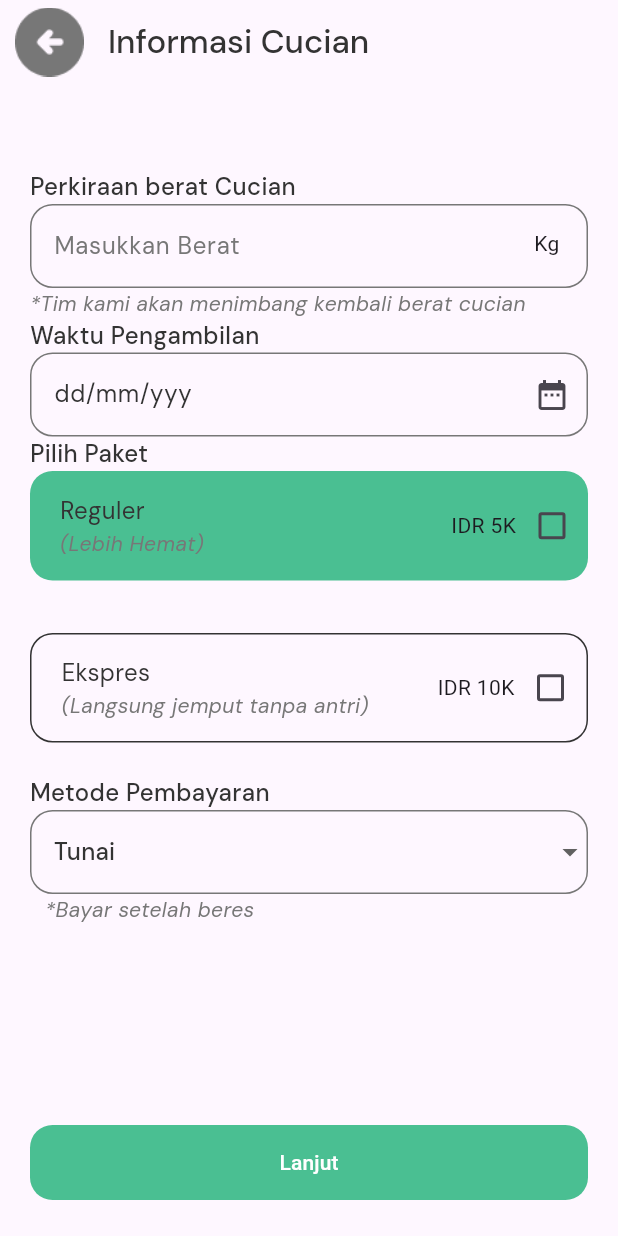
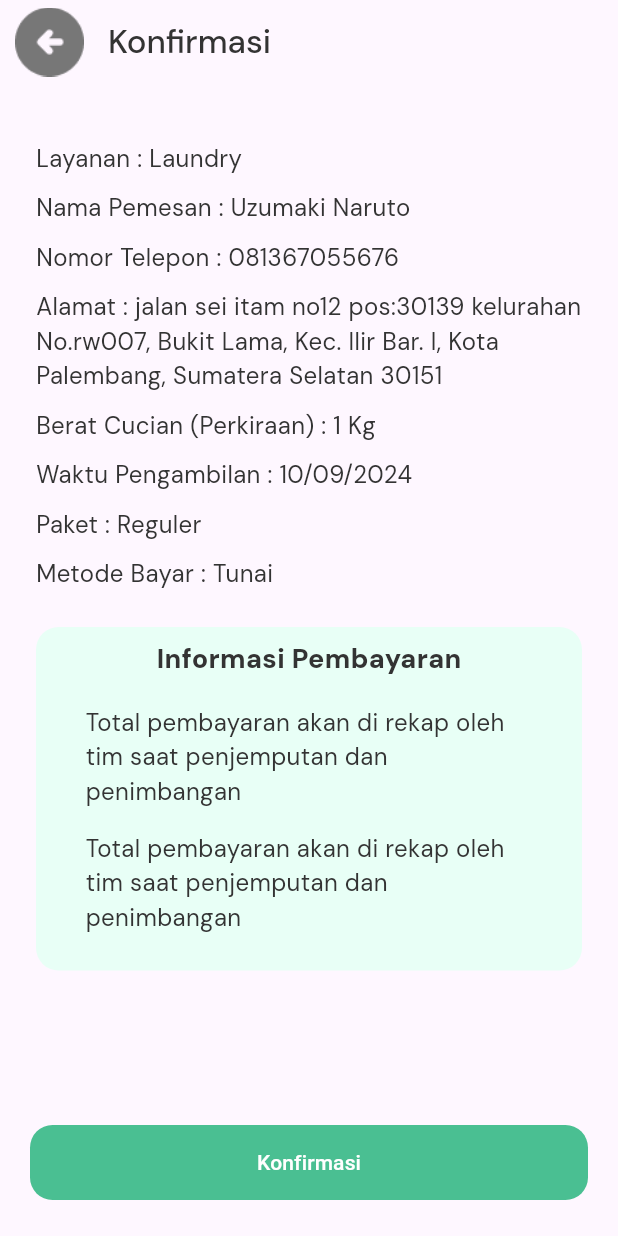
Before and after one commit to wahidalqorni/syn_laundry, a Flutter app: the screen it shows after launch, on a phone screen of 412 x 824 dp. Run offline on Flutter 3.47's test engine with Material 3 defaults, Android fonts, the phone set to English and light mode, and no system bars; our stand-ins replace google_fonts.

Commit message:
konfirmasi page

```diff
--- a/lib/main.dart
+++ b/lib/main.dart
@@ -3,6 +3,7 @@ import 'package:syn_laundry/pages/beranda_page.dart';
 import 'package:syn_laundry/pages/empty_order_page.dart';
 import 'package:syn_laundry/pages/info_cucian_page.dart';
 import 'package:syn_laundry/pages/info_pesanan_page.dart';
+import 'package:syn_laundry/pages/konfirmasi_page.dart';
 import 'package:syn_laundry/pages/landing_page.dart';
 import 'package:syn_laundry/pages/list_order_page.dart';
 import 'package:syn_laundry/pages/login_page.dart';
@@ -44,7 +45,7 @@ class MyApp extends StatelessWidget {
         colorScheme: ColorScheme.fromSeed(seedColor: Colors.deepPurple),
         useMaterial3: true,
       ),
-      home: InfoCucianPage(),
+      home: KonfirmasiPage(),
     );
   }
 }
--- a/lib/pages/info_cucian_page.dart
+++ b/lib/pages/info_cucian_page.dart
@@ -289,7 +289,7 @@ class _InfoCucianPageState extends State<InfoCucianPage> {
         height: 50,
         child: TextButton(
           style: TextButton.styleFrom(
-            backgroundColor: Color(0xFF4ABF92),
+            backgroundColor: primaryColor,
             shape: RoundedRectangleBorder(
               borderRadius: BorderRadius.circular(15),
             ),
--- /dev/null
+++ b/lib/pages/konfirmasi_page.dart
@@ -0,0 +1,168 @@
+import 'package:flutter/material.dart';
+
+import '../themes/themes.dart';
+
+class KonfirmasiPage extends StatelessWidget {
+  const KonfirmasiPage({super.key});
+
+  @override
+  Widget build(BuildContext context) {
+    return Scaffold(
+      appBar: AppBar(
+        title: Text(
+          "Konfirmasi",
+          style: primaryTextStyle.copyWith(fontWeight: FontWeight.w500),
+        ),
+        leading: Container(
+          margin: EdgeInsets.only(left: 10),
+          child: Image.asset(
+            'assets/ic-back.png',
+            width: 36,
+            height: 36,
+          ),
+        ),
+      ),
+      body: Container(
+        margin: EdgeInsets.only(left: 24, right: 24),
+        child: ListView(
+          children: [
+            SizedBox(
+              height: 38,
+            ),
+            Text(
+              "Layanan : Laundry",
+              style: primaryTextStyle.copyWith(
+                fontSize: 16,
+                fontWeight: FontWeight.w400,
+              ),
+            ),
+            SizedBox(
+              height: 10,
+            ),
+            Text(
+              "Nama Pemesan : Uzumaki Naruto",
+              style: primaryTextStyle.copyWith(
+                fontSize: 16,
+                fontWeight: FontWeight.w400,
+              ),
+            ),
+            SizedBox(
+              height: 10,
+            ),
+            Text(
+              "Nomor Telepon : 081367055676",
+              style: primaryTextStyle.copyWith(
+                fontSize: 16,
+                fontWeight: FontWeight.w400,
+              ),
+            ),
+            SizedBox(
+              height: 10,
+            ),
+            Text(
+              "Alamat : jalan sei itam no12 pos:30139 kelurahan No.rw007, Bukit Lama, Kec. Ilir Bar. I, Kota Palembang, Sumatera Selatan 30151",
+              style: primaryTextStyle.copyWith(
+                fontSize: 16,
+                fontWeight: FontWeight.w400,
+              ),
+            ),
+             SizedBox(
+              height: 10,
+            ),
+            Text(
+              "Berat Cucian (Perkiraan) : 1 Kg",
+              style: primaryTextStyle.copyWith(
+                fontSize: 16,
+                fontWeight: FontWeight.w400,
+              ),
+            ),
+            SizedBox(
+              height: 10,
+            ),
+            Text(
+              "Waktu Pengambilan : 10/09/2024",
+              style: primaryTextStyle.copyWith(
+                fontSize: 16,
+                fontWeight: FontWeight.w400,
+              ),
+            ),
+            SizedBox(
+              height: 10,
+            ),
+            Text(
+              "Paket : Reguler",
+              style: primaryTextStyle.copyWith(
+                fontSize: 16,
+                fontWeight: FontWeight.w400,
+              ),
+            ),
+            SizedBox(
+              height: 10,
+            ),
+            Text(
+              "Metode Bayar : Tunai",
+              style: primaryTextStyle.copyWith(
+                fontSize: 16,
+                fontWeight: FontWeight.w400,
+              ),
+            ),
+            SizedBox(height: 24,),
+            Container(
+              decoration: BoxDecoration(
+                color: secondaryColor,
+                borderRadius: BorderRadius.circular(15),
+              ),
+              child: Column(
+                children: [
+                  SizedBox(height: 8,),
+                  Text("Informasi Pembayaran", style: primaryTextStyle.copyWith(
+                    fontSize: 18,
+                    fontWeight: FontWeight.w800,
+                  ),),
+                  Padding(
+                    padding: const EdgeInsets.only(left: 33, right: 33, top: 18, bottom: 24),
+                    child: Column(
+                      children: [
+                        Text("Total pembayaran akan di rekap oleh tim saat penjemputan dan penimbangan", style: primaryTextStyle.copyWith(
+                          fontSize: 16,
+                          fontWeight: FontWeight.w400,
+                        ),),
+                        SizedBox(height: 15,),
+                        Text("Total pembayaran akan di rekap oleh tim saat penjemputan dan penimbangan", style: primaryTextStyle.copyWith(
+                          fontSize: 16,
+                          fontWeight: FontWeight.w400,
+                        ),),
+                      ],
+                    ),
+                  ),
+                ],
+              ),
+            ),
+          ],
+        ),
+      ),
+      bottomNavigationBar: Container(
+        margin: EdgeInsets.only(bottom: 24, left: 20, right: 20),
+        width: double.infinity,
+        height: 50,
+        child: TextButton(
+          style: TextButton.styleFrom(
+            backgroundColor: primaryColor,
+            shape: RoundedRectangleBorder(
+              borderRadius: BorderRadius.circular(15),
+            ),
+          ),
+          onPressed: () {
+            null;
+          },
+          child: Text(
+            "Konfirmasi",
+            style: TextStyle(
+              color: Colors.white,
+            ),
+          ),
+        ),
+      ),
+    );
+  }
+}
```
